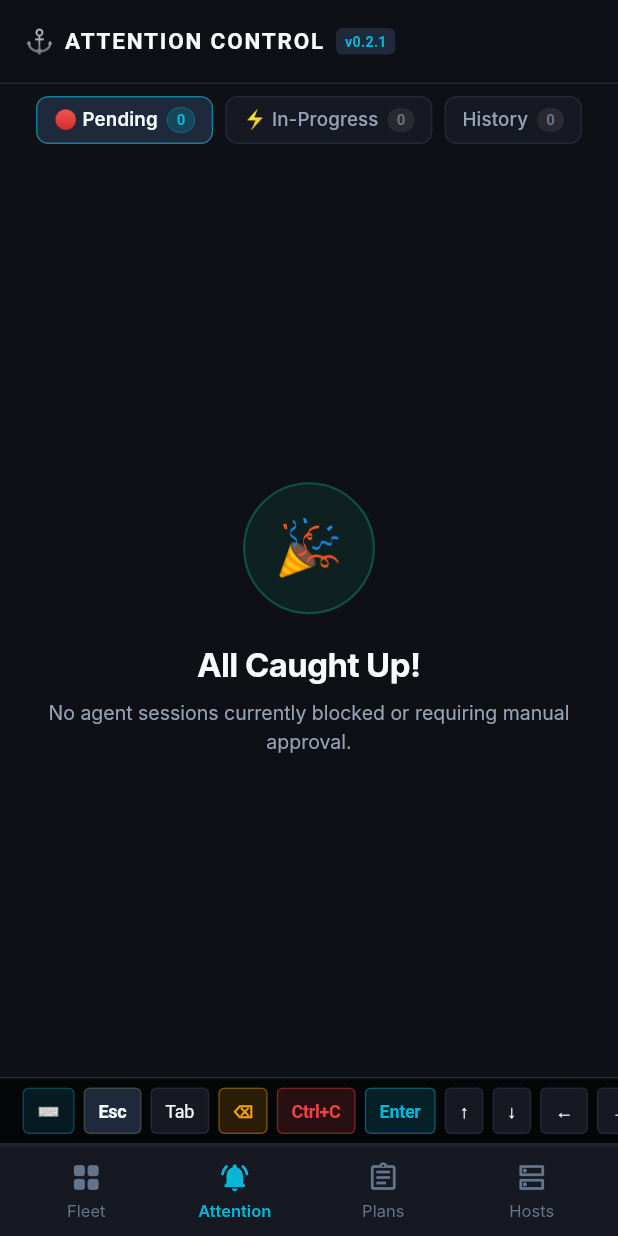
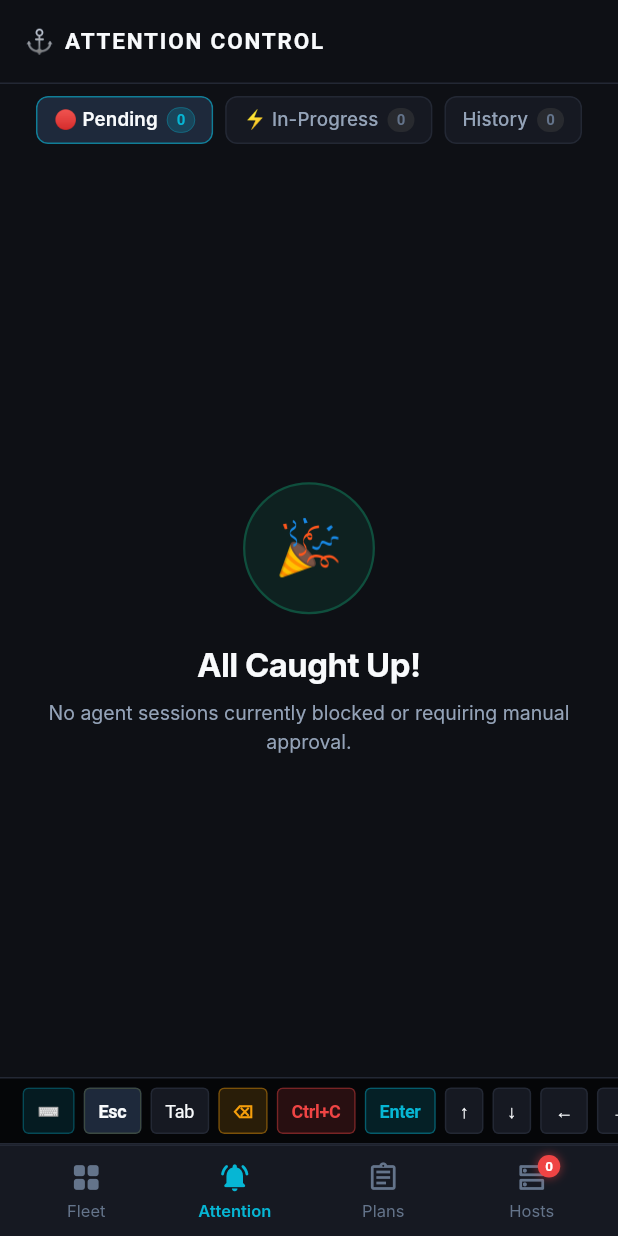
Before and after one commit to marcinbak/ackbar, a Flutter app: the screen it shows after launch, item 2 of the bottom bar chosen, on a phone screen of 412 x 824 dp. Run offline on Flutter 3.47's test engine with Material 3 defaults, Android fonts, the light colour scheme and no system bars; our stand-ins replace flutter_markdown, flutter_riverpod, shared_preferences; missing offline and left inert: xterm; Roboto replaces fonts that are missing (Inter, JetBrains Mono).

Commit message:
feat(mobile): move host status badge to bottom nav and show version on hosts tab (#131)
* feat(mobile): move host status badge to bottom nav and show version on hosts tab

* docs(mobile): document bottom-bar hosts health badge and top version header

---------

Co-authored-by: Marcin Bak <marcin.bak@modemobile.com>

```diff
--- /dev/null
+++ b/mobile/lib/core/constants/app_version.dart
@@ -0,0 +1,8 @@
+/// Single source of truth for Ackbar Mobile application version.
+/// Synced with the root repository `VERSION` file.
+class AppVersion {
+  AppVersion._();
+
+  static const String version = '20261028.01';
+  static const String displayVersion = 'v$version';
+}
--- a/mobile/lib/core/widgets/ackbar_bottom_nav.dart
+++ b/mobile/lib/core/widgets/ackbar_bottom_nav.dart
@@ -10,6 +10,8 @@ class AckbarBottomNav extends StatelessWidget {
   final ValueChanged<int> onTap;
   final int attentionCount;
   final int plansCount;
+  final int? hostsCount;
+  final int? hostsOnlineCount;
 
   const AckbarBottomNav({
     super.key,
@@ -17,7 +19,23 @@ class AckbarBottomNav extends StatelessWidget {
     required this.onTap,
     this.attentionCount = 0,
     this.plansCount = 0,
+    this.hostsCount,
+    this.hostsOnlineCount,
   });
+
+  /// Resolves the semantic health color for the Hosts badge:
+  /// - Green (`statusEmerald`): all configured hosts are online (`total > 0 && online == total`)
+  /// - Orange (`statusAmber`): some hosts are down (`online > 0 && online < total`)
+  /// - Red (`statusCoral`): all hosts are down (`online == 0`)
+  static Color hostsBadgeColor({required int total, required int online}) {
+    if (total > 0 && online == total) {
+      return AppColors.statusEmerald;
+    }
+    if (online > 0 && online < total) {
+      return AppColors.statusAmber;
+    }
+    return AppColors.statusCoral;
+  }
 
   void _handleTap(int index) {
     HapticFeedback.selectionClick();
@@ -50,6 +68,14 @@ class AckbarBottomNav extends StatelessWidget {
         label: 'Hosts',
         icon: Icons.dns_outlined,
         selectedIcon: Icons.dns_rounded,
+        badgeCount: hostsCount ?? 0,
+        showBadgeWhenZero: hostsCount != null,
+        badgeColor: hostsCount != null
+            ? hostsBadgeColor(
+                total: hostsCount!,
+                online: hostsOnlineCount ?? 0,
+              )
+            : null,
       ),
     ];
 
@@ -91,6 +117,7 @@ class _NavItemData {
   final IconData icon;
   final IconData selectedIcon;
   final int badgeCount;
+  final bool showBadgeWhenZero;
   final Color? badgeColor;
 
   const _NavItemData({
@@ -98,6 +125,7 @@ class _NavItemData {
     required this.icon,
     required this.selectedIcon,
     this.badgeCount = 0,
+    this.showBadgeWhenZero = false,
     this.badgeColor,
   });
 }
@@ -135,18 +163,21 @@ class _NavButton extends StatelessWidget {
                 color: color,
                 size: 22,
               ),
-              if (item.badgeCount > 0)
+              if (item.badgeCount > 0 || item.showBadgeWhenZero)
                 Positioned(
                   top: -4,
                   right: -8,
                   child: Container(
-                    padding: const EdgeInsets.symmetric(horizontal: 4.5, vertical: 1.5),
+                    key: Key('bottom_nav_badge_${item.label.toLowerCase()}'),
+                    padding: const EdgeInsets.symmetric(
+                        horizontal: 4.5, vertical: 1.5),
                     decoration: BoxDecoration(
                       color: item.badgeColor ?? AppColors.statusCoral,
                       borderRadius: BorderRadius.circular(10),
                       boxShadow: [
                         BoxShadow(
-                          color: (item.badgeColor ?? AppColors.statusCoral).withOpacity(0.4),
+                          color: (item.badgeColor ?? AppColors.statusCoral)
+                              .withOpacity(0.4),
                           blurRadius: 4,
                           spreadRadius: 1,
                         ),
--- a/mobile/lib/features/attention/presentation/attention_screen.dart
+++ b/mobile/lib/features/attention/presentation/attention_screen.dart
@@ -91,7 +91,6 @@ class _AttentionScreenState extends ConsumerState<AttentionScreen> {
     final attentionFilter = ref.watch(attentionFilterIndexProvider);
     final inProgressSessions = ref.watch(inProgressSessionsProvider);
     final auditHistory = ref.watch(decisionAuditProvider);
-    final hosts = ref.watch(hostsListProvider);
 
     final tabs = [
       FilterTabItem(
@@ -110,13 +109,10 @@ class _AttentionScreenState extends ConsumerState<AttentionScreen> {
       ),
     ];
 
-    final hostIndicators = hosts.map((h) => h.toIndicator()).toList();
-
     return Scaffold(
       backgroundColor: AppColors.background,
-      appBar: AckbarAppBar(
+      appBar: const AckbarAppBar(
         title: 'ATTENTION CONTROL',
-        hosts: hostIndicators,
       ),
       body: Column(
         children: [
--- a/mobile/lib/features/fleet/presentation/fleet_screen.dart
+++ b/mobile/lib/features/fleet/presentation/fleet_screen.dart
@@ -77,13 +77,10 @@ class _FleetScreenState extends ConsumerState<FleetScreen> {
       FilterTabItem(label: 'Idle', count: idleCount),
     ];
 
-    final hostIndicators = hosts.map((h) => h.toIndicator()).toList();
-
     return Scaffold(
       backgroundColor: AppColors.background,
       appBar: AckbarAppBar(
         title: 'FLEET CONTROL',
-        hosts: hostIndicators,
         actions: [
           IconButton(
             icon: const Icon(Icons.add_circle_outline_rounded,
--- a/mobile/lib/features/hosts/presentation/hosts_screen.dart
+++ b/mobile/lib/features/hosts/presentation/hosts_screen.dart
@@ -21,13 +21,12 @@ class HostsScreen extends ConsumerWidget {
     final sessions = ref.watch(fleetSessionsProvider);
 
     final onlineCount = hosts.where((h) => h.online).length;
-    final hostIndicators = hosts.map((h) => h.toIndicator()).toList();
 
     return Scaffold(
       backgroundColor: AppColors.background,
-      appBar: AckbarAppBar(
+      appBar: const AckbarAppBar(
         title: 'DAEMON HOSTS',
-        hosts: hostIndicators,
+        showVersion: true,
       ),
       body: ListView(
         padding: AppSpacing.paddingScreen,
--- a/mobile/lib/features/main_navigation_shell.dart
+++ b/mobile/lib/features/main_navigation_shell.dart
@@ -24,6 +24,9 @@ class MainNavigationShell extends ConsumerWidget {
     final currentIndex = ref.watch(mainTabNavIndexProvider);
     final attentionCount = ref.watch(attentionBadgeCountProvider);
     final plansCount = ref.watch(pendingPlansCountProvider);
+    final hosts = ref.watch(hostsListProvider);
+    final hostsCount = hosts.length;
+    final hostsOnlineCount = hosts.where((h) => h.online).length;
 
     return Scaffold(
       backgroundColor: AppColors.background,
@@ -38,6 +41,8 @@ class MainNavigationShell extends ConsumerWidget {
         },
         attentionCount: attentionCount,
         plansCount: plansCount,
+        hostsCount: hostsCount,
+        hostsOnlineCount: hostsOnlineCount,
       ),
     );
   }
--- a/mobile/lib/features/plans/presentation/plans_screen.dart
+++ b/mobile/lib/features/plans/presentation/plans_screen.dart
@@ -19,7 +19,6 @@ class PlansScreen extends ConsumerWidget {
   Widget build(BuildContext context, WidgetRef ref) {
     final plans = ref.watch(plansListProvider);
     final filterIndex = ref.watch(plansFilterIndexProvider);
-    final hosts = ref.watch(hostsListProvider);
 
     final pendingPlans = plans.where((p) => p.isPendingReview).toList();
     final inProgressPlans = plans.where((p) => p.isInProgress).toList();
@@ -44,13 +43,10 @@ class PlansScreen extends ConsumerWidget {
       ),
     ];
 
-    final hostIndicators = hosts.map((h) => h.toIndicator()).toList();
-
     return Scaffold(
       backgroundColor: AppColors.background,
-      appBar: AckbarAppBar(
+      appBar: const AckbarAppBar(
         title: 'PLANS & PROPOSALS',
-        hosts: hostIndicators,
       ),
       body: CustomScrollView(
         physics: const BouncingScrollPhysics(parent: AlwaysScrollableScrollPhysics()),
--- a/mobile/pubspec.yaml
+++ b/mobile/pubspec.yaml
@@ -1,6 +1,7 @@
 name: ackbar_mobile
 description: "Ackbar Mobile - Agent Control Plane & Session Manager"
 publish_to: 'none'
+# UI display version is defined in lib/core/constants/app_version.dart (synced with ../VERSION)
 version: 0.1.0+1
 
 environment:
```
Also changed, not shown: mobile/lib/core/widgets/ackbar_app_bar.dart (+10 -65 lines), 2 other files.
